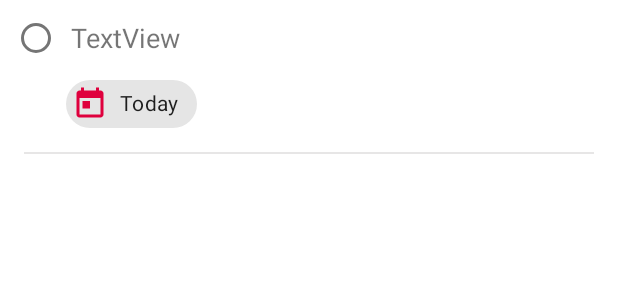
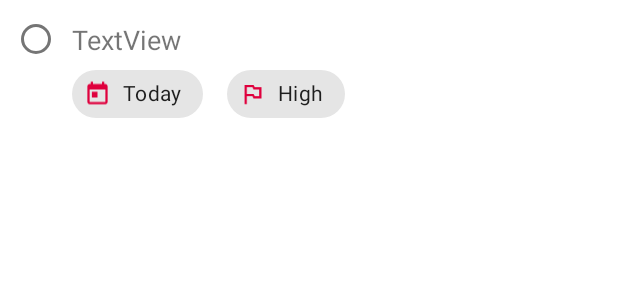
Before and after one commit to Rafae11o/Todoister, an Android app: the layout todo_row.xml on its own in the app's theme, with its tools: preview values and no code run, on a phone screen of 412 x 824 dp. Shown: the top 300 px of the screen. Run offline under Robolectric (Android 15) with nearby library versions, the phone set to English and light mode, and no system bars.

Commit message:
Created task row view

```diff
--- a/app/src/main/res/layout/todo_row.xml
+++ b/app/src/main/res/layout/todo_row.xml
@@ -7,49 +7,67 @@
     android:layout_height="wrap_content"
     android:layout_marginTop="@dimen/top_margin">
 
+    <LinearLayout
+        android:layout_width="match_parent"
+        android:layout_height="wrap_content"
+        android:orientation="horizontal"
+        tools:ignore="MissingConstraints">
+
         <RadioButton
             android:id="@+id/todo_radio_button"
-        android:layout_width="39dp"
-        android:layout_height="39dp"
+            android:layout_width="40dp"
+            android:layout_height="40dp"
             android:layout_marginStart="8dp"
             android:padding="@dimen/dimen_0"
             app:layout_constraintStart_toStartOf="parent"
             app:layout_constraintTop_toTopOf="parent" />
 
+        <LinearLayout
+            android:layout_width="0dp"
+            android:layout_height="wrap_content"
+            android:layout_weight="1"
+            android:layout_marginEnd="8dp"
+            android:orientation="vertical">
+
             <TextView
                 android:id="@+id/todo_row_todo"
-        android:layout_width="0dp"
+                android:layout_width="match_parent"
                 android:layout_height="wrap_content"
+                android:layout_marginTop="8dp"
                 android:text="TextView"
-        android:textSize="18sp"
-        app:layout_constraintBottom_toBottomOf="@+id/todo_row_chip"
-        app:layout_constraintEnd_toEndOf="parent"
-        app:layout_constraintHorizontal_bias="0.0"
-        app:layout_constraintStart_toEndOf="@+id/todo_radio_button"
-        app:layout_constraintTop_toTopOf="parent"
-        app:layout_constraintVertical_bias="0.102" />
+                android:textSize="18sp"/>
+
+            <RelativeLayout
+                android:layout_width="match_parent"
+                android:layout_height="wrap_content">
+
 
                 <com.google.android.material.chip.Chip
-        android:id="@+id/todo_row_chip"
+                    android:id="@+id/todo_row_date_chip"
                     android:layout_width="wrap_content"
                     android:layout_height="wrap_content"
-        android:layout_marginStart="44dp"
                     android:text="@string/today"
+                    app:chipStartPadding="8dp"
+                    app:chipEndPadding="8dp"
                     app:chipIcon="@drawable/ic_baseline_today_24"
-        app:layout_constraintStart_toStartOf="parent"
-        app:layout_constraintTop_toBottomOf="@+id/todo_radio_button" />
+                    app:chipIconSize="18dp"/>
 
-    <LinearLayout
-        android:layout_width="match_parent"
-        android:layout_height="1dp"
+                <com.google.android.material.chip.Chip
+                    android:id="@+id/todo_row_priority_chip"
+                    android:layout_width="wrap_content"
+                    android:layout_height="wrap_content"
+                    android:text="@string/high"
                     android:layout_marginStart="16dp"
-        android:layout_marginTop="8dp"
-        android:layout_marginEnd="16dp"
-        android:alpha="0.4"
-        android:background="#C5C2C2"
-        android:orientation="horizontal"
-        app:layout_constraintEnd_toEndOf="parent"
-        app:layout_constraintStart_toStartOf="parent"
-        app:layout_constraintTop_toBottomOf="@+id/todo_row_chip"></LinearLayout>
+                    app:chipStartPadding="8dp"
+                    app:chipEndPadding="8dp"
+                    app:chipIcon="@drawable/ic_baseline_outlined_flag_24"
+                    app:chipIconSize="18dp"
+                    android:layout_toEndOf="@+id/todo_row_date_chip"/>
+
+            </RelativeLayout>
+
+        </LinearLayout>
+
+    </LinearLayout>
 
 </androidx.constraintlayout.widget.ConstraintLayout>
--- a/app/src/main/res/values/strings.xml
+++ b/app/src/main/res/values/strings.xml
@@ -39,4 +39,7 @@
     <string name="something_went_wrong">Something went wrong</string>
     <string name="updated_successfully">Task has been updated successfully</string>
     <string name="something_wrong_with_due_date_or_priority">Something wrong with priority or due date</string>
+    <string name="log_out">Log out</string>
+    <string name="empty_list">Your list is empty</string>
+    <string name="empty_list_create_new_task_msg">Click the \'+\' button to create new task</string>
 </resources>
```
Lines whose indentation alone changed are shown as unchanged.
